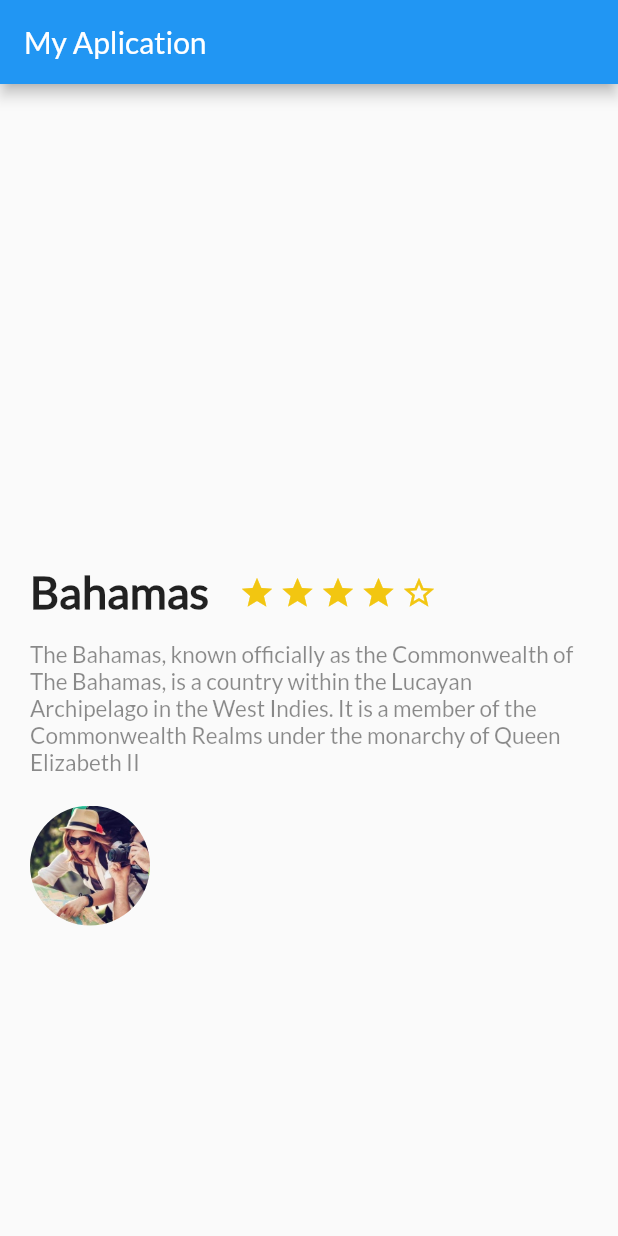
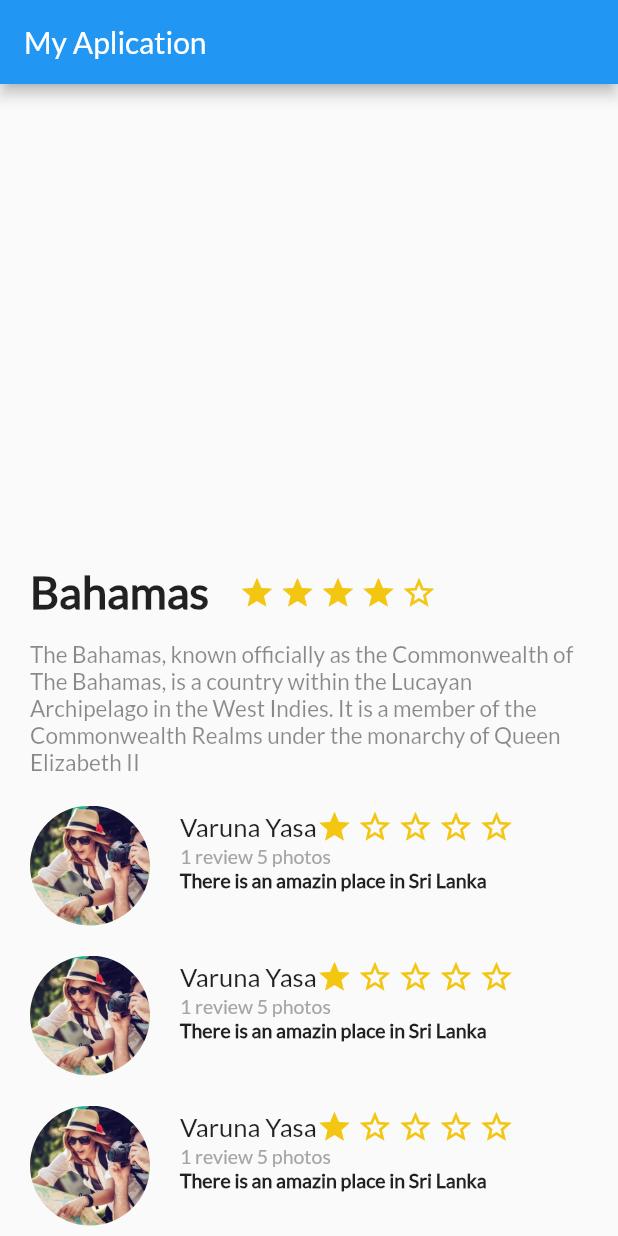
Before and after one commit to Manuel28G/PlatziFlutter, a Flutter app: the screen it shows after launch, on a phone screen of 412 x 824 dp. Run offline on Flutter 3.47's test engine with Material 2 defaults, Android fonts, the phone set to English and light mode, and no system bars.

Commit message:
Create a review section

```diff
--- a/lib/main.dart
+++ b/lib/main.dart
@@ -1,4 +1,5 @@
 
+import 'package:com/review_list.dart';
 import 'package:flutter/material.dart';
 import 'description_place.dart';
 import 'review.dart';
@@ -29,7 +30,7 @@ class MyApp extends StatelessWidget {
         ),
         body: Column(children: <Widget>[
           new DescriptionPlace("Bahamas",0,"The Bahamas, known officially as the Commonwealth of The Bahamas, is a country within the Lucayan Archipelago in the West Indies. It is a member of the Commonwealth Realms under the monarchy of Queen Elizabeth II"),
-          new Review(),
+          new ReviewList(),
         ],)
       )//MyHomePage(title: 'Flutter Demo Home Page'),
     );
--- a/lib/review.dart
+++ b/lib/review.dart
@@ -1,11 +1,75 @@
+import 'package:com/start_component.dart';
 import 'package:flutter/material.dart';
 
 class Review extends StatelessWidget{
   String pathImage = "assets/img/traveler.jpg";
+  String nameOfUser = "Varuna Yasa";
+  String details = "1 review 5 photos";
+  String comment = "There is an amazin place in Sri Lanka";
+
+  Review();
 
   @override
   Widget build(BuildContext context) {
-    // TODO: implement build
+    final userComment = Container(
+      margin: EdgeInsets.only(
+          left: 20.0
+      ),
+      child: Text(
+        comment,
+        textAlign: TextAlign.left,
+        style: TextStyle(
+            fontFamily: "Lato",
+            fontSize: 13.0,
+            fontWeight: FontWeight.w900
+        ),
+      ),
+    );
+
+
+    final userInfo = Container(
+      margin: EdgeInsets.only(
+          left: 20.0
+      ),
+      child: Text(
+        details,
+        textAlign: TextAlign.left,
+        style: TextStyle(
+            fontFamily: "Lato",
+            fontSize: 13.0,
+            color: Color(0xFFa3a5a7)
+        ),
+      ),
+    );
+
+    final userName = Row(children: <Widget>[
+      Container(
+        margin: EdgeInsets.only(
+            left: 20.0
+        ),
+        child: Text(
+          nameOfUser,
+          textAlign: TextAlign.left,
+          style: TextStyle(
+              fontFamily: "Lato",
+              fontSize: 17.0
+          ),
+        ),
+      ),
+      new StarComponent(stars:1,marginTop: 0.0)
+    ],
+    );
+
+    final userDetails = Column(
+      crossAxisAlignment: CrossAxisAlignment.start,
+      children: <Widget>[
+        userName,
+        userInfo,
+        userComment
+
+      ],
+    );
+
     final photo = Container(
       margin: EdgeInsets.only(
         top:20.0,
@@ -22,7 +86,8 @@ class Review extends StatelessWidget{
     );
     return Row(
       children: <Widget>[
-        photo
+        photo,
+        userDetails
       ],
     );
   }
--- /dev/null
+++ b/lib/review_list.dart
@@ -0,0 +1,22 @@
+import 'package:com/review.dart';
+import 'package:flutter/material.dart';
+
+class ReviewList extends StatelessWidget{
+
+  @override
+  Widget build(BuildContext context) {
+    // TODO: implement build
+    return Column(
+      children: <Widget>[
+        Review(),
+        Review(),
+        Review(),
+        Review(),
+        Review(),
+        Review(),
+      ],
+    );
+  }
+
+
+}
```
Lines whose indentation alone changed are shown as unchanged.
